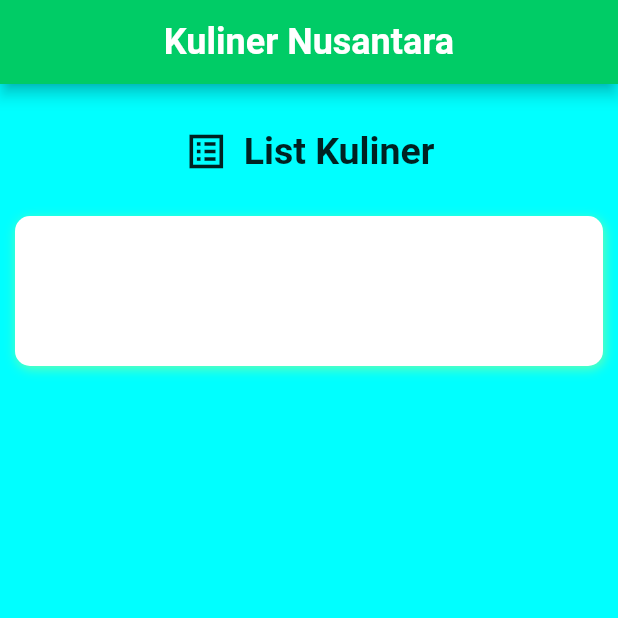
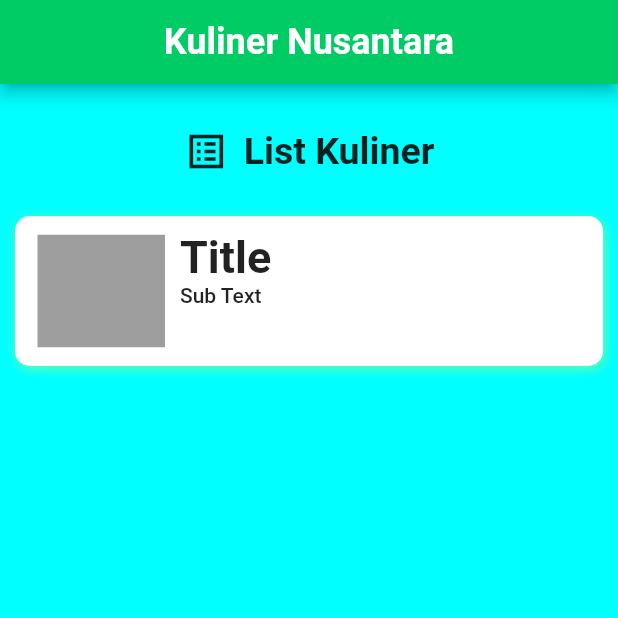
Before and after one commit to dedefaizzz/List-Kuliner, a Flutter app: the screen it shows after launch, on a phone screen of 412 x 824 dp, the top half of it. Run offline on Flutter 3.47's test engine with Material 2 defaults, Android fonts, the phone set to English and light mode, and no system bars.

Commit message:
untuk mempermudah pembacaaan kode (listItem)

```diff
--- a/lib/home_page.dart
+++ b/lib/home_page.dart
@@ -37,7 +37,38 @@ class HomePage extends StatelessWidget {
             horizontal: 15,
             vertical: 10,
           ),
-        )
+          child: Row(
+            crossAxisAlignment: CrossAxisAlignment.center,
+            children: [
+              Container(
+                width: 85,
+                height: 75,
+                color: Colors.grey,
+              ),
+              SizedBox(
+                width: 10,
+              ),
+              Column(
+                crossAxisAlignment: CrossAxisAlignment.start,
+                children: [
+                  Text(
+                    "Title",
+                    style: TextStyle(
+                      fontSize: 30,
+                      fontWeight: FontWeight.bold,
+                    ),
+                  ),
+                  Text(
+                    "Sub Text",
+                    style: TextStyle(
+                      fontWeight: FontWeight.w500,
+                    ),
+                  ),
+                ],
+              ),
+            ],
+          ),
+        ),
       ],
     );
   }
--- /dev/null
+++ b/lib/list_item.dart
@@ -0,0 +1,13 @@
+// untuk mempermudah pembacaaan kode (listItem)
+// turunan dari stateless widget
+
+import 'package:flutter/material.dart';
+
+class ListItem extends StatelessWidget {
+  const ListItem({super.key});
+
+  @override
+  Widget build(BuildContext context) {
+    return Container();
+  }
+}
```
